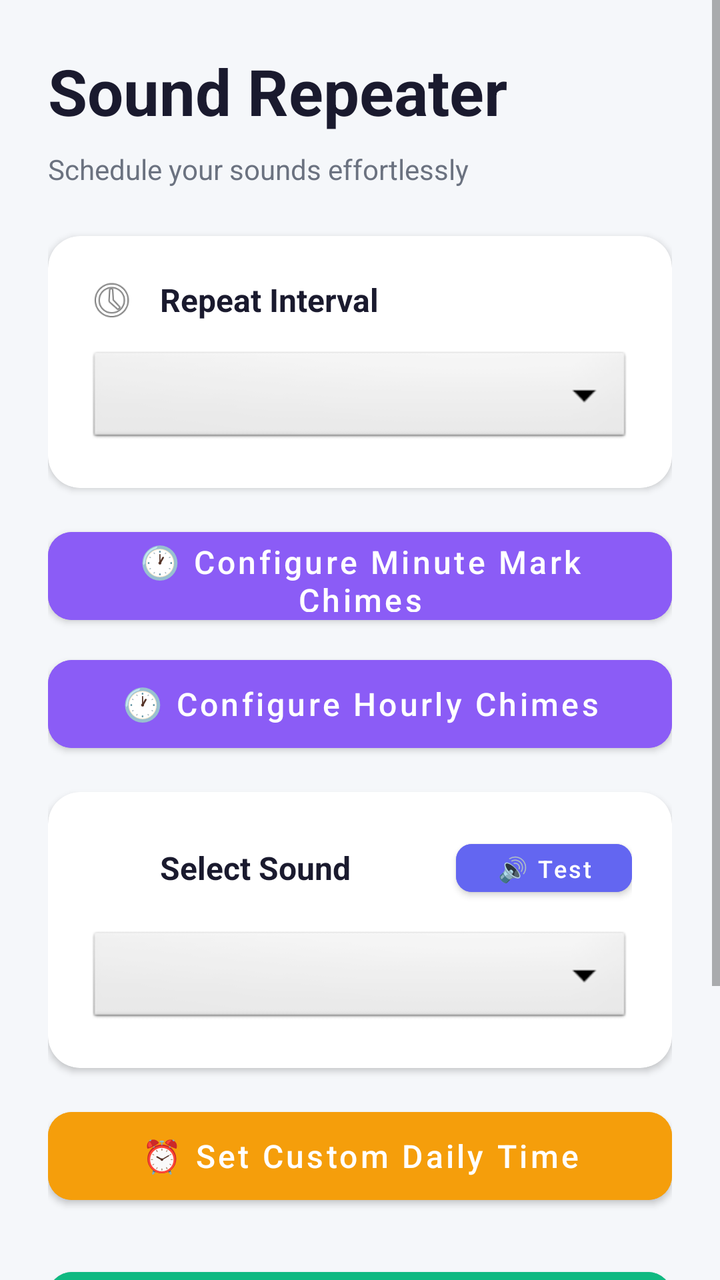
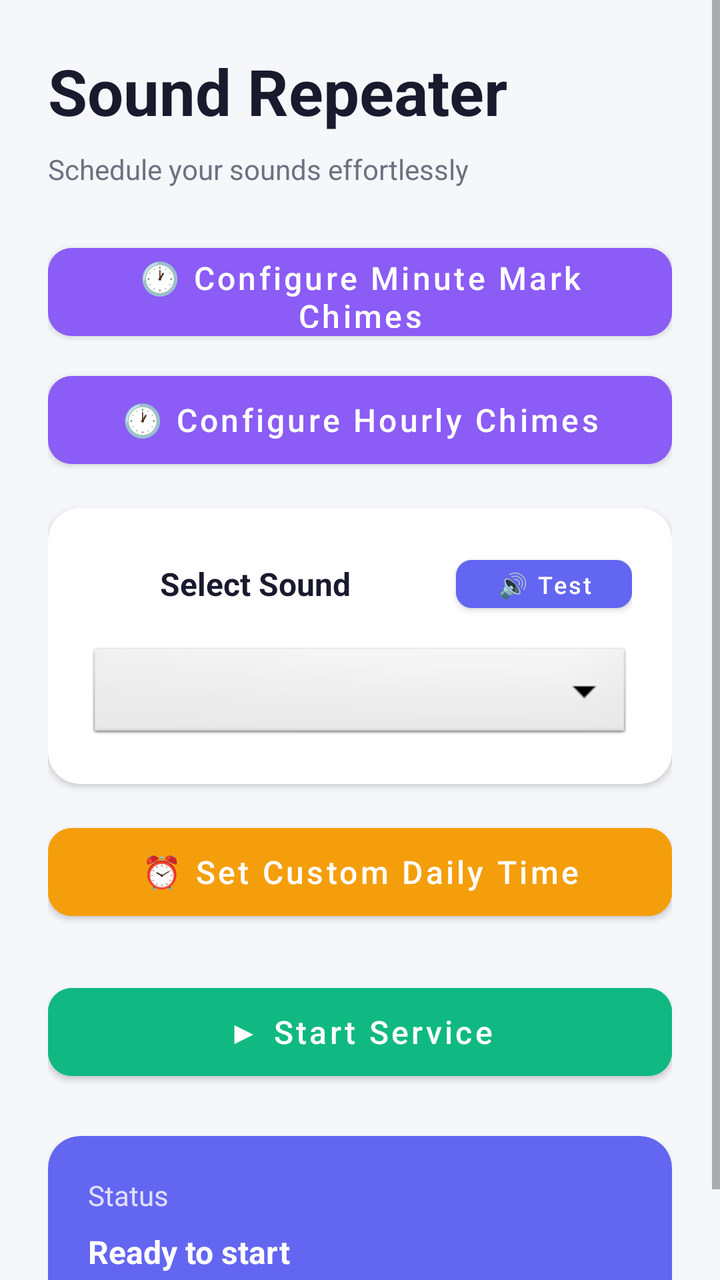

Before-and-after screenshots of an Android layout around one commit, followed by the original layout XML and the change that was made.
<!-- AndroidManifest.xml: application theme Theme.SoundRepeater -->
<!-- res/layout/activity_main.xml -->
<?xml version="1.0" encoding="utf-8"?>
<ScrollView xmlns:android="http://schemas.android.com/apk/res/android"
    xmlns:app="http://schemas.android.com/apk/res-auto"
    android:layout_width="match_parent"
    android:layout_height="match_parent"
    android:background="#F5F7FA">

    <LinearLayout
        android:layout_width="match_parent"
        android:layout_height="wrap_content"
        android:orientation="vertical"
        android:padding="24dp">

        
        <TextView
            android:layout_width="wrap_content"
            android:layout_height="wrap_content"
            android:text="Sound Repeater"
            android:textSize="32sp"
            android:textColor="#1A1A2E"
            android:textStyle="bold"
            android:layout_marginBottom="8dp"/>

        <TextView
            android:layout_width="wrap_content"
            android:layout_height="wrap_content"
            android:text="Schedule your sounds effortlessly"
            android:textSize="14sp"
            android:textColor="#6B7280"
            android:layout_marginBottom="24dp"/>

        
        <com.google.android.material.card.MaterialCardView
            android:layout_width="match_parent"
            android:layout_height="wrap_content"
            app:cardCornerRadius="16dp"
            app:cardElevation="2dp"
            android:layout_marginBottom="16dp"
            app:cardBackgroundColor="#FFFFFF">

            <LinearLayout
                android:layout_width="match_parent"
                android:layout_height="wrap_content"
                android:orientation="vertical"
                android:padding="20dp">

                <LinearLayout
                    android:layout_width="match_parent"
                    android:layout_height="wrap_content"
                    android:orientation="horizontal"
                    android:gravity="center_vertical"
                    android:layout_marginBottom="12dp">

                    <ImageView
                        android:layout_width="24dp"
                        android:layout_height="24dp"
                        android:src="@android:drawable/ic_menu_recent_history"
                        android:layout_marginEnd="12dp"/>

                    <TextView
                        android:layout_width="wrap_content"
                        android:layout_height="wrap_content"
                        android:text="Repeat Interval"
                        android:textSize="16sp"
                        android:textColor="#1A1A2E"
                        android:textStyle="bold"/>
                </LinearLayout>

                <Spinner
                    android:id="@+id/intervalSpinner"
                    android:layout_width="match_parent"
                    android:layout_height="50dp"
                    android:background="@android:drawable/btn_dropdown"
                    android:paddingStart="16dp"
                    android:paddingEnd="16dp"/>
            </LinearLayout>
        </com.google.android.material.card.MaterialCardView>

        
        <com.google.android.material.button.MaterialButton
            android:id="@+id/minuteMarkChimeButton"
            android:layout_width="match_parent"
            android:layout_height="56dp"
            android:text="🕐 Configure Minute Mark Chimes"
            android:textSize="16sp"
            android:textAllCaps="false"
            app:cornerRadius="12dp"
            android:backgroundTint="#8B5CF6"
            android:textColor="#FFFFFF"
            android:layout_marginBottom="8dp"
            style="@style/Widget.MaterialComponents.Button"/>

        <com.google.android.material.button.MaterialButton
            android:id="@+id/hourlyChimeButton"
            android:layout_width="match_parent"
            android:layout_height="56dp"
            android:text="🕐 Configure Hourly Chimes"
            android:textSize="16sp"
            android:textAllCaps="false"
            app:cornerRadius="12dp"
            android:backgroundTint="#8B5CF6"
            android:textColor="#FFFFFF"
            android:layout_marginBottom="16dp"
            style="@style/Widget.MaterialComponents.Button"/>

        
        <com.google.android.material.card.MaterialCardView
            android:layout_width="match_parent"
            android:layout_height="wrap_content"
            app:cardCornerRadius="16dp"
            app:cardElevation="2dp"
            android:layout_marginBottom="16dp"
            app:cardBackgroundColor="#FFFFFF">

            <LinearLayout
                android:layout_width="match_parent"
                android:layout_height="wrap_content"
                android:orientation="vertical"
                android:padding="20dp">

                <LinearLayout
                    android:layout_width="match_parent"
                    android:layout_height="wrap_content"
                    android:orientation="horizontal"
                    android:gravity="center_vertical"
                    android:layout_marginBottom="12dp">

                    <ImageView
                        android:layout_width="24dp"
                        android:layout_height="24dp"
                        android:src="@android:drawable/ic_lock_silent_mode_off"
                        android:layout_marginEnd="12dp"/>

                    <TextView
                        android:layout_width="0dp"
                        android:layout_weight="1"
                        android:layout_height="wrap_content"
                        android:text="Select Sound"
                        android:textSize="16sp"
                        android:textColor="#1A1A2E"
                        android:textStyle="bold"/>

                    <com.google.android.material.button.MaterialButton
                        android:id="@+id/testSoundButton"
                        android:layout_width="wrap_content"
                        android:layout_height="36dp"
                        android:text="🔊 Test"
                        android:textSize="12sp"
                        android:textAllCaps="false"
                        app:cornerRadius="8dp"
                        android:backgroundTint="#6366F1"
                        android:textColor="#FFFFFF"
                        android:paddingStart="12dp"
                        android:paddingEnd="12dp"
                        style="@style/Widget.MaterialComponents.Button"/>
                </LinearLayout>

                <Spinner
                    android:id="@+id/soundSpinner"
                    android:layout_width="match_parent"
                    android:layout_height="50dp"
                    android:background="@android:drawable/btn_dropdown"
                    android:paddingStart="16dp"
                    android:paddingEnd="16dp"/>
            </LinearLayout>
        </com.google.android.material.card.MaterialCardView>

        
        <com.google.android.material.button.MaterialButton
            android:id="@+id/customTimeButton"
            android:layout_width="match_parent"
            android:layout_height="56dp"
            android:text="⏰ Set Custom Daily Time"
            android:textSize="16sp"
            android:textAllCaps="false"
            app:cornerRadius="12dp"
            android:backgroundTint="#F59E0B"
            android:textColor="#FFFFFF"
            android:layout_marginBottom="24dp"
            style="@style/Widget.MaterialComponents.Button"/>

        
        <FrameLayout
            android:layout_width="match_parent"
            android:layout_height="wrap_content"
            android:layout_marginBottom="24dp">

            <com.google.android.material.button.MaterialButton
                android:id="@+id/startButton"
                android:layout_width="match_parent"
                android:layout_height="56dp"
                android:text="▶ Start Service"
                android:textSize="16sp"
                android:textAllCaps="false"
                app:cornerRadius="12dp"
                android:backgroundTint="#10B981"
                android:textColor="#FFFFFF"
                android:visibility="visible"
                style="@style/Widget.MaterialComponents.Button"/>

            <com.google.android.material.button.MaterialButton
                android:id="@+id/stopButton"
                android:layout_width="match_parent"
                android:layout_height="56dp"
                android:text="⏸ Stop Service"
                android:textSize="16sp"
                android:textAllCaps="false"
                app:cornerRadius="12dp"
                android:backgroundTint="#EF4444"
                android:textColor="#FFFFFF"
                android:visibility="gone"
                style="@style/Widget.MaterialComponents.Button"/>
        </FrameLayout>

        
        <com.google.android.material.card.MaterialCardView
            android:layout_width="match_parent"
            android:layout_height="wrap_content"
            app:cardCornerRadius="16dp"
            app:cardElevation="2dp"
            app:cardBackgroundColor="#6366F1">

            <LinearLayout
                android:layout_width="match_parent"
                android:layout_height="wrap_content"
                android:orientation="vertical"
                android:padding="20dp">

                <TextView
                    android:layout_width="wrap_content"
                    android:layout_height="wrap_content"
                    android:text="Status"
                    android:textSize="14sp"
                    android:textColor="#FFFFFF"
                    android:alpha="0.8"
                    android:layout_marginBottom="8dp"/>

                <TextView
                    android:id="@+id/statusText"
                    android:layout_width="wrap_content"
                    android:layout_height="wrap_content"
                    android:text="Ready to start"
                    android:textSize="16sp"
                    android:textColor="#FFFFFF"
                    android:textStyle="bold"
                    android:layout_marginBottom="8dp"/>

                <TextView
                    android:id="@+id/nextRingText"
                    android:layout_width="wrap_content"
                    android:layout_height="wrap_content"
                    android:text=""
                    android:textSize="14sp"
                    android:textColor="#FFFFFF"
                    android:alpha="0.9"
                    android:visibility="gone"/>
            </LinearLayout>
        </com.google.android.material.card.MaterialCardView>

    </LinearLayout>
</ScrollView>
<!-- resources referenced by this layout -->
<resources>
  <style name="Theme.SoundRepeater" parent="Theme.MaterialComponents.DayNight.DarkActionBar">
          
          <item name="colorPrimary">@color/black</item>
          <item name="colorPrimaryVariant">@color/black</item>
          <item name="colorOnPrimary">@color/white</item>
          
          <item name="colorSecondary">@color/black</item>
          <item name="colorSecondaryVariant">@color/black</item>
          <item name="colorOnSecondary">@color/black</item>
          
          <item name="android:statusBarColor" tools:targetApi="l">?attr/colorPrimaryVariant</item>
          
      </style>
  <color name="black">#FF000000</color>
  <color name="white">#FFFFFFFF</color>
</resources>

<!-- the commit's change to res/layout/activity_main.xml (unified diff, before → after) -->
@@ -31,12 +31,14 @@
 
         
         <com.google.android.material.card.MaterialCardView
+            android:id="@+id/intervalCard"
             android:layout_width="match_parent"
             android:layout_height="wrap_content"
             app:cardCornerRadius="16dp"
             app:cardElevation="2dp"
             android:layout_marginBottom="16dp"
-            app:cardBackgroundColor="#FFFFFF">
+            app:cardBackgroundColor="#FFFFFF"
+            android:visibility="gone">
 
             <LinearLayout
                 android:layout_width="match_parent"
